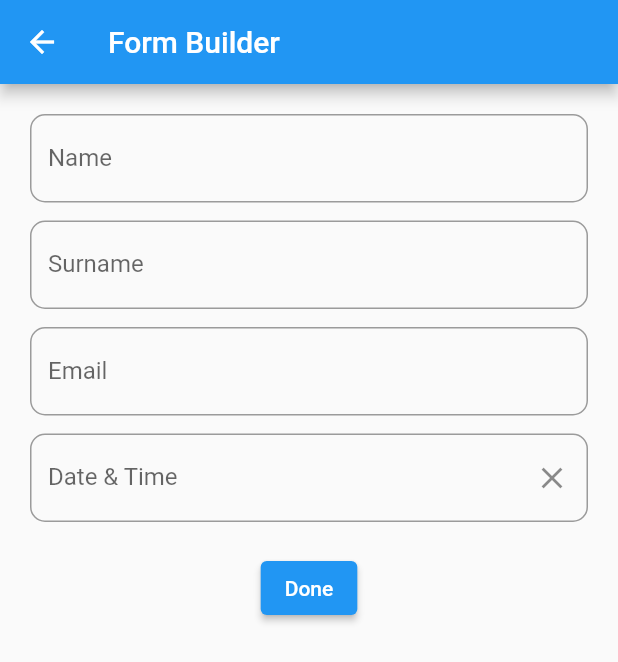
After one commit to geronimol/flutter_examples, a Flutter app: the screen it shows after launch, after a tap on "Form Builder", on a phone screen of 412 x 824 dp. The commit adds this screen. Shown: the top 662 px of the screen. Run offline on Flutter 3.47's test engine with Material 2 defaults, Android fonts, the phone set to English and light mode, and no system bars; drawn by our look-alikes of flutter_form_builder; our stand-ins replace email_validator, form_builder_validators, mask_text_input_formatter.

Commit message:
form builder example

```diff
--- a/lib/main.dart
+++ b/lib/main.dart
@@ -1,4 +1,6 @@
 import 'package:flutter/material.dart';
+import 'package:form_builder_validators/form_builder_validators.dart';
+import 'package:flutter_localizations/flutter_localizations.dart';
 import 'screens/home_screen.dart';
 
 void main() {
@@ -12,6 +14,15 @@ class MyApp extends StatelessWidget {
   Widget build(BuildContext context) {
     return MaterialApp(
       debugShowCheckedModeBanner: false,
+      supportedLocales: const [
+        Locale('en'),
+      ],
+      localizationsDelegates: const [
+        FormBuilderLocalizations.delegate,
+        GlobalWidgetsLocalizations.delegate,
+        GlobalMaterialLocalizations.delegate,
+        GlobalCupertinoLocalizations.delegate,
+      ],
       title: 'My Flutter Examples',
       theme: ThemeData(
         primarySwatch: Colors.blue,
--- a/lib/screens/common_form_screen.dart
+++ b/lib/screens/common_form_screen.dart
@@ -10,10 +10,14 @@ class CommonFormScreen extends StatelessWidget {
   Widget build(BuildContext context) {
     return Scaffold(
       appBar: AppBar(title: const Text('Common Form Screen'),),
-      body: Center(
-        child: Container(
-          constraints: const BoxConstraints(maxWidth: 500),
-          child: const CommonForm(),
+      body: SafeArea(
+        child: SingleChildScrollView(
+          child: Center(
+            child: ConstrainedBox(
+              constraints: const BoxConstraints(maxWidth: 500),
+              child: const CommonForm(),
+            ),
+          ),
         ),
       ),
     );
--- a/lib/screens/countdown_to_date_screen.dart
+++ b/lib/screens/countdown_to_date_screen.dart
@@ -34,7 +34,7 @@ class _CountdownToDateScreenState extends State<CountdownToDateScreen> {
                 key: _formKey,
                 autovalidateMode: _autovalidateMode,
                 child: SizedBox(
-                  width: 200,
+                  width: 220,
                   child: FormBuilderTextField(
                     name: 'date',
                     keyboardType: TextInputType.number,
--- /dev/null
+++ b/lib/screens/form_builder_screen.dart
@@ -0,0 +1,191 @@
+import 'package:flutter/material.dart';
+import 'package:flutter_examples/constants.dart';
+import 'package:flutter_form_builder/flutter_form_builder.dart';
+import 'package:form_builder_validators/form_builder_validators.dart';
+
+class FormBuilderScreen extends StatelessWidget {
+  const FormBuilderScreen({Key? key}) : super(key: key);
+
+  @override
+  Widget build(BuildContext context) {
+    return Scaffold(
+      appBar: AppBar(title: const Text('Form Builder'),),
+      body: SafeArea(
+        child: SingleChildScrollView(
+          child: Center(
+            child: ConstrainedBox(
+              constraints: const BoxConstraints(maxWidth: 500),
+              child: const Padding(
+                padding: EdgeInsets.all(20.0),
+                child: FormBuilderExample(),
+              ),
+            ),
+          ),
+        ),
+      ),
+    );
+  }
+}
+
+
+class FormBuilderExample extends StatefulWidget {
+  const FormBuilderExample({Key? key}) : super(key: key);
+
+  @override
+  State<FormBuilderExample> createState() => _FormBuilderExampleState();
+}
+
+class _FormBuilderExampleState extends State<FormBuilderExample> {
+  final _formKey = GlobalKey<FormBuilderState>();
+
+  @override
+  Widget build(BuildContext context) {
+    return FormBuilder(
+      key: _formKey,
+      autovalidateMode: AutovalidateMode.always,
+      child: Column(
+        children: [
+          /// Name
+          FormBuilderTextField(
+            name: 'name',
+            keyboardType: TextInputType.name,
+            // style: const TextStyle(fontSize: 18),
+            decoration: InputDecoration(
+              label: const Text('Name'),
+              border: OutlineInputBorder(
+                borderRadius: BorderRadius.circular(10.0),
+              ),
+            ),
+            textInputAction: TextInputAction.next,
+            validator: FormBuilderValidators.compose([
+              FormBuilderValidators.required(errorText: 'Please enter a name.'),
+              FormBuilderValidators.match(r'^[a-zA-ZñÑ\s]+$', errorText: 'Only alphabetic characters are allowed.'),
+            ]),
+          ),
+
+          const SizedBox(height: kDefaultPadding,),
+
+          /// Surname
+          FormBuilderTextField(
+            name: 'surname',
+            keyboardType: TextInputType.name,
+            // style: const TextStyle(fontSize: 18),
+            decoration: InputDecoration(
+              label: const Text('Surname'),
+              border: OutlineInputBorder(
+                borderRadius: BorderRadius.circular(10.0),
+              ),
+            ),
+            textInputAction: TextInputAction.next,
+            validator: FormBuilderValidators.compose([
+              FormBuilderValidators.required(errorText: 'Please enter a surname.'),
+              FormBuilderValidators.match(r'^[a-zA-ZñÑ\s]+$', errorText: 'Only alphabetic characters are allowed.'),
+            ]),
+          ),
+
+          const SizedBox(height: kDefaultPadding,),
+
+          /// Email
+          FormBuilderTextField(
+            name: 'email',
+            keyboardType: TextInputType.emailAddress,
+            // style: const TextStyle(fontSize: 18),
+            decoration: InputDecoration(
+              label: const Text('Email'),
+              border: OutlineInputBorder(
+                borderRadius: BorderRadius.circular(10.0),
+              ),
+            ),
+            textInputAction: TextInputAction.next,
+            validator: FormBuilderValidators.compose([
+              FormBuilderValidators.required(errorText: 'Please enter an email.'),
+              FormBuilderValidators.email(errorText: 'Please enter a valid email.'),
+            ]),
+          ),
+
+          const SizedBox(height: kDefaultPadding,),
+
+          /// Date
+          FormBuilderDateTimePicker(
+            name: 'date',
+            // style: const TextStyle(fontSize: 18),
+            initialEntryMode: DatePickerEntryMode.calendar,
+            initialTime: const TimeOfDay(hour: 12, minute: 0),
+            inputType: InputType.both,
+            decoration: InputDecoration(
+              labelText: 'Date & Time',
+              border: OutlineInputBorder(
+                borderRadius: BorderRadius.circular(10.0),
+              ),
+              suffixIcon: IconButton(
+                icon: const Icon(Icons.close),
+                onPressed: () => _formKey.currentState!.fields['date']?.didChange(null),
+              ),
+            ),
+            textInputAction: TextInputAction.next,
+            validator: FormBuilderValidators.compose([
+              FormBuilderValidators.required(errorText: 'Please enter a date & time.'),
+            ]),
+          ),
+
+          const SizedBox(height: 20,),
+
+          /// Submit Button
+          ElevatedButton(onPressed: () => _onPressed(context), child: const Text('Done')),
+        ],
+      ),
+    );
+  }
+
+  _onPressed(BuildContext context) {
+    bool isFormValid = _formKey.currentState?.validate() ?? false;
+    if(isFormValid) {
+      _formKey.currentState!.save();
+      Map<String, dynamic> formValues = _formKey.currentState!.value;
+      _showDialog(context, formValues);
+    }
+  }
+
+  _showDialog(BuildContext context, Map<String,dynamic> formValues) {
+    return showGeneralDialog(
+      barrierDismissible: true,
+      barrierLabel: '',
+      transitionDuration: const Duration(milliseconds: 300),
+      transitionBuilder: (context, anim1, anim2, child) {
+        return SlideTransition(
+          position: Tween(begin: const Offset(0, 1), end: const Offset(0, 0)).animate(anim1),
+          child: child,
+        );
+      },
+      context: context,
+      pageBuilder: (context, anim1 , anim2) {
+        return Dialog(
+          insetPadding: const EdgeInsets.symmetric(horizontal: 20,),
+          shape: const RoundedRectangleBorder(
+              borderRadius: BorderRadius.all(Radius.circular(12))),
+          child: Container(
+            width: 600,
+            padding: const EdgeInsets.all(20),
+            child: Column(
+              mainAxisSize: MainAxisSize.min,
+              children: [
+                const SizedBox(height: 5,),
+                const Text('Thanks!', style: TextStyle(color: Colors.black87, fontSize: 25, fontWeight: FontWeight.w900),),
+                const SizedBox(height: 8,),
+                Column(
+                  crossAxisAlignment: CrossAxisAlignment.start,
+                  children: [
+                    Text('Name: ${formValues['name']}', style: const TextStyle(color: Colors.black54, fontSize: 16,),),
+                    Text('Surname: ${formValues['surname']}', style: const TextStyle(color: Colors.black54, fontSize: 16,),),
+                    Text('Email: ${formValues['email']}', style: const TextStyle(color: Colors.black54, fontSize: 16,),),
+                    Text('Date & Time: ${formValues['date']}', style: const TextStyle(color: Colors.black54, fontSize: 16,),),
+                  ],
+                ),
+              ],
+            ),
+          ),
+        );
+      },
+    );
+  }
+}
--- a/lib/screens/home_screen.dart
+++ b/lib/screens/home_screen.dart
@@ -2,6 +2,7 @@ import 'package:flutter/material.dart';
 import 'package:flutter_examples/constants.dart';
 import 'package:flutter_examples/screens/common_form_screen.dart';
 import 'package:flutter_examples/screens/countdown_to_date_screen.dart';
+import 'package:flutter_examples/screens/form_builder_screen.dart';
 import 'package:url_launcher/link.dart';
 
 class HomeScreen extends StatelessWidget {
@@ -37,6 +38,11 @@ class HomeScreen extends StatelessWidget {
               ),
               const SizedBox(height: kDefaultPadding,),
               ElevatedButton(
+                onPressed: () => Navigator.of(context).push(MaterialPageRoute(builder: (_) => const FormBuilderScreen())),
+                child: const Text('Form Builder'),
+              ),
+              const SizedBox(height: kDefaultPadding,),
+              ElevatedButton(
                 onPressed: () => Navigator.of(context).push(MaterialPageRoute(builder: (_) => const CountdownToDateScreen())),
                 child: const Text('Countdown to date'),
               ),
```
Also changed, not shown: 3 other files.
